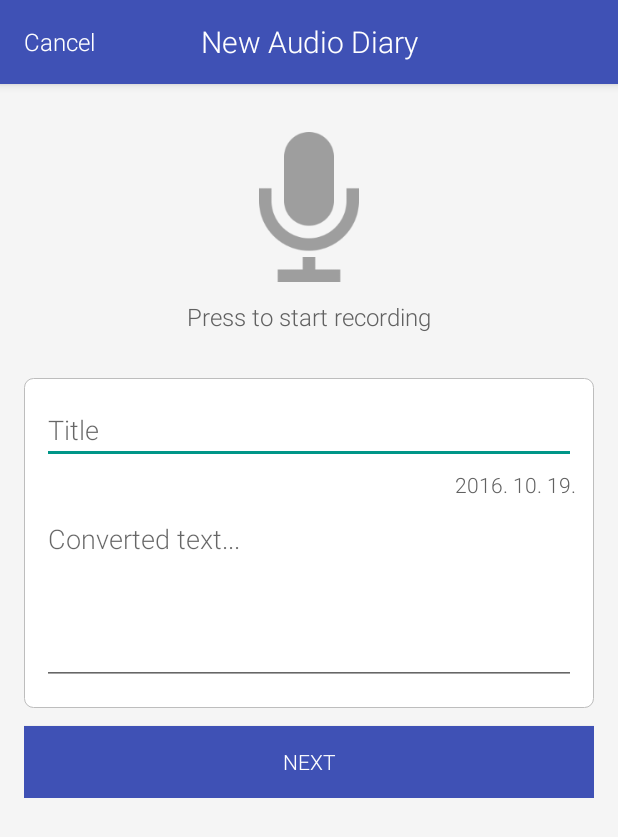
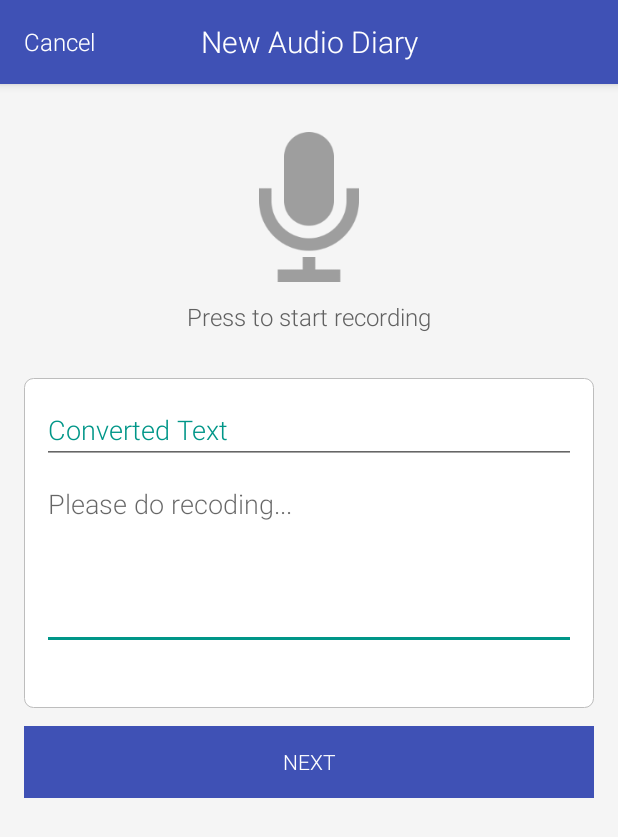
Before and after one commit to JungHanter/SELAB_SmartDiary_AndroidApp_V2, an Android app: the NewAudioDiaryActivity screen opened directly, with no data from a screen before it, on a phone screen of 412 x 824 dp. Shown: the top 837 px of the screen. Run offline under Robolectric (Android 15) with nearby library versions, the phone set to English and light mode, and no system bars; 1 statement that could not run was skipped.

Commit message:
Record upload test
Write diary UI

```diff
--- a/app/build.gradle
+++ b/app/build.gradle
@@ -80,4 +80,5 @@ dependencies {
     compile files('libs/httpcore-4.4.4.jar')
     compile files('libs/jna-4.1.0.jar')
     compile files('libs/jna-platform-4.1.0.jar')
+    compile 'com.google.android.gms:play-services-appindexing:8.4.0'
 }
--- a/app/src/main/AndroidManifest.xml
+++ b/app/src/main/AndroidManifest.xml
@@ -60,7 +60,11 @@
             android:name=".ProfileActivity"
             android:label="Profile"
             android:parentActivityName=".MainActivity" />
-        <activity android:name=".DiaryViewActivity" />
+        <activity android:name=".DiaryViewActivity" /><!-- ATTENTION: This was auto-generated to add Google Play services to your project for
+     App Indexing.  See https://g.co/AppIndexing/AndroidStudio for more information. -->
+        <meta-data
+            android:name="com.google.android.gms.version"
+            android:value="@integer/google_play_services_version" />
     </application>
 
 </manifest>
--- a/app/src/main/java/ssu/sel/smartdiary/GlobalUtils.java
+++ b/app/src/main/java/ssu/sel/smartdiary/GlobalUtils.java
@@ -20,23 +20,25 @@ public class GlobalUtils {
     public static final DateFormat DIARY_DATE_FORMAT =
             new SimpleDateFormat("yyyy. MM. dd.", Locale.getDefault());
     public static final DateFormat DIARY_DATETIME_FORMAT =
-            new SimpleDateFormat("yyyy. MM. dd. HH:mm:ss", Locale.getDefault());
+            new SimpleDateFormat("yyyy. MM. dd. HH:mm", Locale.getDefault());
+    public static final DateFormat DIARY_TIME_FORMAT =
+            new SimpleDateFormat("HH:mm", Locale.getDefault());
 
-    public static final File RECORDED_TEMP_FILE_DIR =
-            new File (Environment.getExternalStorageDirectory().getPath() + "/smartdiary/tmp/");
+//    public static final File RECORDED_TEMP_FILE_DIR =
+//            new File (Environment.getExternalStorageDirectory().getPath() + "/smartdiary/tmp/");
 
-    public static void removeTempFiles() {
-        String[] fileList = RECORDED_TEMP_FILE_DIR.list();
-        if (fileList != null) {
-            for (int i = 0; i < fileList.length; i++) {
-                String filename = fileList[i];
-                File f = new File(RECORDED_TEMP_FILE_DIR.getPath() + "/" + filename);
-                try {
-                    if (f.exists()) {
-                        f.delete();
-                    }
-                } catch (Exception e) {}
-            }
-        }
-    }
+//    public static void removeTempFiles() {
+//        String[] fileList = RECORDED_TEMP_FILE_DIR.list();
+//        if (fileList != null) {
+//            for (int i = 0; i < fileList.length; i++) {
+//                String filename = fileList[i];
+//                File f = new File(RECORDED_TEMP_FILE_DIR.getPath() + "/" + filename);
+//                try {
+//                    if (f.exists()) {
+//                        f.delete();
+//                    }
+//                } catch (Exception e) {}
+//            }
+//        }
+//    }
 }
--- a/app/src/main/java/ssu/sel/smartdiary/NewAudioDiaryActivity.java
+++ b/app/src/main/java/ssu/sel/smartdiary/NewAudioDiaryActivity.java
@@ -20,6 +20,10 @@ import android.widget.EditText;
 import android.widget.ScrollView;
 import android.widget.TextView;
 
+import org.json.JSONObject;
+
+import ssu.sel.smartdiary.model.UserProfile;
+import ssu.sel.smartdiary.network.MultipartRestConnector;
 import ssu.sel.smartdiary.speech.MSSpeechRecognizer;
 import ssu.sel.smartdiary.speech.WavRecorder;
 
@@ -30,9 +34,10 @@ public class NewAudioDiaryActivity extends AppCompatActivity {
     private Button btnStartRecord = null;
     private Button btnStopRecord = null;
     private TextView tvRecordStatus = null;
-    private EditText edtTitle = null;
+//    private EditText edtTitle = null;
     private EditText edtRecord = null;
-    private TextView tvDiarySelectDate = null;
+//    private TextView tvDiarySelectDate = null;
+    private Button btnRecordNext = null;
 
     private View viewRecordLayout = null;
     private View viewProgress = null;
@@ -42,8 +47,8 @@ public class NewAudioDiaryActivity extends AppCompatActivity {
     private AlertDialog dlgRecord = null;
     private AlertDialog dlgAlert = null;
     private AlertDialog dlgCancel = null;
-    private Calendar selectedDate;
-    private DatePickerDialog dlgDatePicker = null;
+//    private Calendar selectedDate;
+//    private DatePickerDialog dlgDatePicker = null;
 
     public boolean nowRecordingStatus = false;
 
@@ -69,12 +74,14 @@ public class NewAudioDiaryActivity extends AppCompatActivity {
         actionBar.setDisplayHomeAsUpEnabled(false);
         setContentView(R.layout.activity_new_audio_diary);
 
-        edtTitle = (EditText) findViewById(R.id.edtDiaryTitle);
+//        edtTitle = (EditText) findViewById(R.id.edtDiaryTitle);
         edtRecord = (EditText) findViewById(R.id.edtDiaryContent);
         btnStartRecord = (Button) findViewById(R.id.btnStartRecord);
         btnStopRecord = (Button) findViewById(R.id.btnStopRecord);
         tvRecordStatus = (TextView) findViewById(R.id.tvRecordStatus);
-        tvDiarySelectDate = (TextView) findViewById(R.id.tvDiarySelectDate);
+//        tvDiarySelectDate = (TextView) findViewById(R.id.tvDiarySelectDate);
+        btnRecordNext = (Button) findViewById(R.id.btnRecordNext);
+        btnRecordNext.setEnabled(false);
         setModals();
 
         viewRecordLayout = findViewById(R.id.layoutBtnRecord);
@@ -92,6 +99,8 @@ public class NewAudioDiaryActivity extends AppCompatActivity {
                 }
                 setDiaryText(sb.toString());
                 showProgress(false);
+
+                btnRecordNext.setEnabled(true);
             }
 
             @Override
@@ -128,21 +137,21 @@ public class NewAudioDiaryActivity extends AppCompatActivity {
                 Log.d("NewAudioDiaryActivity", "Recognition Failed");
                 openAlertModal(message, "Recognition Failed");
                 showProgress(false);
+                btnRecordNext.setEnabled(false);
             }
         };
 
         speechRecognizer = new MSSpeechRecognizer(this, recognizeDoneListener);
 
-        GlobalUtils.removeTempFiles();
-        Log.d("FileDir", GlobalUtils.RECORDED_TEMP_FILE_DIR.getPath());
+        WavRecorder.removeRecordedTempFiles();
     }
 
     private void setModals() {
-        selectedDate = Calendar.getInstance();
-        tvDiarySelectDate.setText(GlobalUtils.DIARY_DATE_FORMAT.format(selectedDate.getTime()));
-        dlgDatePicker = new DatePickerDialog(this, datePickerListener,
-                selectedDate.get(Calendar.YEAR), selectedDate.get(Calendar.MONTH),
-                selectedDate.get(Calendar.DAY_OF_MONTH));
+//        selectedDate = Calendar.getInstance();
+//        tvDiarySelectDate.setText(GlobalUtils.DIARY_DATE_FORMAT.format(selectedDate.getTime()));
+//        dlgDatePicker = new DatePickerDialog(this, datePickerListener,
+//                selectedDate.get(Calendar.YEAR), selectedDate.get(Calendar.MONTH),
+//                selectedDate.get(Calendar.DAY_OF_MONTH));
 
         dlgCancel = new AlertDialog.Builder(this).setMessage("Are you sure to cancel?")
                 .setPositiveButton("Yes", new DialogInterface.OnClickListener() {
@@ -187,6 +196,7 @@ public class NewAudioDiaryActivity extends AppCompatActivity {
         recordedPartCount = 0;
         recordedStrings.clear();
         clearDiaryText();
+        btnRecordNext.setEnabled(false);
 
         mWavRecorder = new WavRecorder();
         mWavRecorder.startRecord();
@@ -229,17 +239,17 @@ public class NewAudioDiaryActivity extends AppCompatActivity {
             case R.id.btnStopRecord:
                 stopRecording();
                 return;
-            case R.id.tvDiarySelectDate:
-                dlgDatePicker.show();
-                return;
+//            case R.id.tvDiarySelectDate:
+//                dlgDatePicker.show();
+//                return;
             case R.id.btnRecordNext:
                 Intent intent = new Intent(NewAudioDiaryActivity.this, WriteDiaryActivity.class);
                 intent.putExtra("WRITE_DIARY_TYPE", "NEW_AUDIO");
 
                 String content = edtRecord.getText().toString();
-                String title = edtTitle.getText().toString();
-                intent.putExtra("DIARY_TITLE", title);
-                intent.putExtra("DIARY_DATE", selectedDate);
+//                String title = edtTitle.getText().toString();
+//                intent.putExtra("DIARY_TITLE", title);
+//                intent.putExtra("DIARY_DATE", selectedDate);
                 intent.putExtra("DIARY_CONTENT", content);
                 intent.putExtra("DIARY_AUDIO", mWavRecorder.getRecordFile());
 
@@ -267,17 +277,17 @@ public class NewAudioDiaryActivity extends AppCompatActivity {
         dlgAlert.show();
     }
 
-    private DatePickerDialog.OnDateSetListener datePickerListener =
-            new DatePickerDialog.OnDateSetListener() {
-                @Override
-                public void onDateSet(DatePicker datePicker, int year, int month, int dayOfMonth) {
-                    Calendar cal = Calendar.getInstance();
-                    cal.set(year, month, dayOfMonth, 0, 0);
-                    selectedDate = cal;
-
-                    tvDiarySelectDate.setText(year + ". " + (month + 1) + ". " + dayOfMonth + ".");
-                }
-            };
+//    private DatePickerDialog.OnDateSetListener datePickerListener =
+//            new DatePickerDialog.OnDateSetListener() {
+//                @Override
+//                public void onDateSet(DatePicker datePicker, int year, int month, int dayOfMonth) {
+//                    Calendar cal = Calendar.getInstance();
+//                    cal.set(year, month, dayOfMonth, 0, 0);
+//                    selectedDate = cal;
+//
+//                    tvDiarySelectDate.setText(year + ". " + (month + 1) + ". " + dayOfMonth + ".");
+//                }
+//            };
 
 
     private void clearDiaryText() {
--- /dev/null
+++ b/app/src/main/res/color/teal500_clickable_text_color.xml
@@ -0,0 +1,5 @@
+<?xml version="1.0" encoding="utf-8"?>
+<selector xmlns:android="http://schemas.android.com/apk/res/android">
+    <item android:state_pressed="true" android:color="@color/teal_900" />
+    <item android:color="@color/teal_500"/>
+</selector>
--- a/app/src/main/res/layout/activity_new_audio_diary.xml
+++ b/app/src/main/res/layout/activity_new_audio_diary.xml
@@ -53,14 +53,28 @@
                     android:id="@+id/tvRecordStatus"/>
             </LinearLayout>
 
-            <ProgressBar
+            <LinearLayout
+                android:layout_width="match_parent"
+                android:layout_height="140dp"
+                android:orientation="vertical"
+                android:layout_marginTop="16dp"
+                android:gravity="center_horizontal"
                 android:id="@+id/progressLayout"
-                android:layout_gravity="center_horizontal"
-                style="?android:attr/progressBarStyleLarge"
-                android:layout_width="wrap_content"
-                android:layout_height="140dp"
-                android:layout_marginTop="16dp"
-                android:visibility="gone"/>
+                android:visibility="gone" >
+
+                <ProgressBar
+                    android:layout_gravity="center_horizontal"
+                    style="?android:attr/progressBarStyleLarge"
+                    android:layout_width="100dp"
+                    android:layout_height="100dp"/>
+                <TextView
+                    android:layout_width="wrap_content"
+                    android:layout_height="wrap_content"
+                    android:layout_marginTop="12dp"
+                    android:text="Speech Recognizing..."
+                    android:textColor="@color/grey_700"
+                    android:textSize="16sp"/>
+            </LinearLayout>
 
             <LinearLayout
                 android:layout_width="match_parent"
@@ -74,27 +88,36 @@
                 android:padding="12dp"
                 android:background="@drawable/background_list_element">
 
-                <EditText
+                <!--<EditText-->
+                    <!--android:layout_width="match_parent"-->
+                    <!--android:layout_height="wrap_content"-->
+                    <!--android:id="@+id/edtDiaryTitle"-->
+                    <!--android:inputType="text"-->
+                    <!--android:lines="1"-->
+                    <!--android:singleLine="true"-->
+                    <!--android:hint="Title"/>-->
+
+                <!--<TextView-->
+                    <!--android:layout_width="wrap_content"-->
+                    <!--android:layout_height="wrap_content"-->
+                    <!--android:layout_marginTop="4dp"-->
+                    <!--android:textSize="14sp"-->
+                    <!--android:textColor="@color/grey700_clickable_text_color"-->
+                    <!--android:text="2016. 09. 07."-->
+                    <!--android:focusable="true"-->
+                    <!--android:clickable="true"-->
+                    <!--android:onClick="onClick"-->
+                    <!--android:layout_gravity="right"-->
+                    <!--android:id="@+id/tvDiarySelectDate" />-->
+                <TextView
                     android:layout_width="match_parent"
                     android:layout_height="wrap_content"
-                    android:id="@+id/edtDiaryTitle"
-                    android:inputType="text"
-                    android:lines="1"
-                    android:singleLine="true"
-                    android:hint="Title"/>
-
-                <TextView
-                    android:layout_width="wrap_content"
-                    android:layout_height="wrap_content"
-                    android:layout_marginTop="4dp"
-                    android:textSize="14sp"
-                    android:textColor="@color/grey700_clickable_text_color"
-                    android:text="2016. 09. 07."
-                    android:focusable="true"
-                    android:clickable="true"
-                    android:onClick="onClick"
-                    android:layout_gravity="right"
-                    android:id="@+id/tvDiarySelectDate" />
+                    android:focusable="false"
+                    android:clickable="false"
+                    android:background="?attr/editTextBackground"
+                    android:textAppearance="?android:attr/textAppearanceMedium"
+                    android:textColor="@color/teal_500"
+                    android:text="Converted Text" />
 
                 <EditText
                     android:layout_width="match_parent"
@@ -105,7 +128,7 @@
                     android:clickable="false"
                     android:ems="10"
                     android:gravity="top"
-                    android:hint="Converted text..."
+                    android:hint="Please do recoding..."
                     android:id="@+id/edtDiaryContent"
                     android:layout_marginTop="4dp"/>
             </LinearLayout>
@@ -117,6 +140,7 @@
                 android:textColor="@color/white"
                 android:textSize="14sp"
                 android:text="Next"
+                android:enabled="false"
                 android:onClick="onClick"
                 android:id="@+id/btnRecordNext" />
 
```
Also changed, not shown: app/src/main/java/ssu/sel/smartdiary/WriteDiaryActivity.java (+95 -18 lines), app/src/main/java/ssu/sel/smartdiary/network/MultipartRestConnector.java (+6 -2 lines), app/src/main/res/layout/activity_write_diary.xml (+23 -4 lines).
